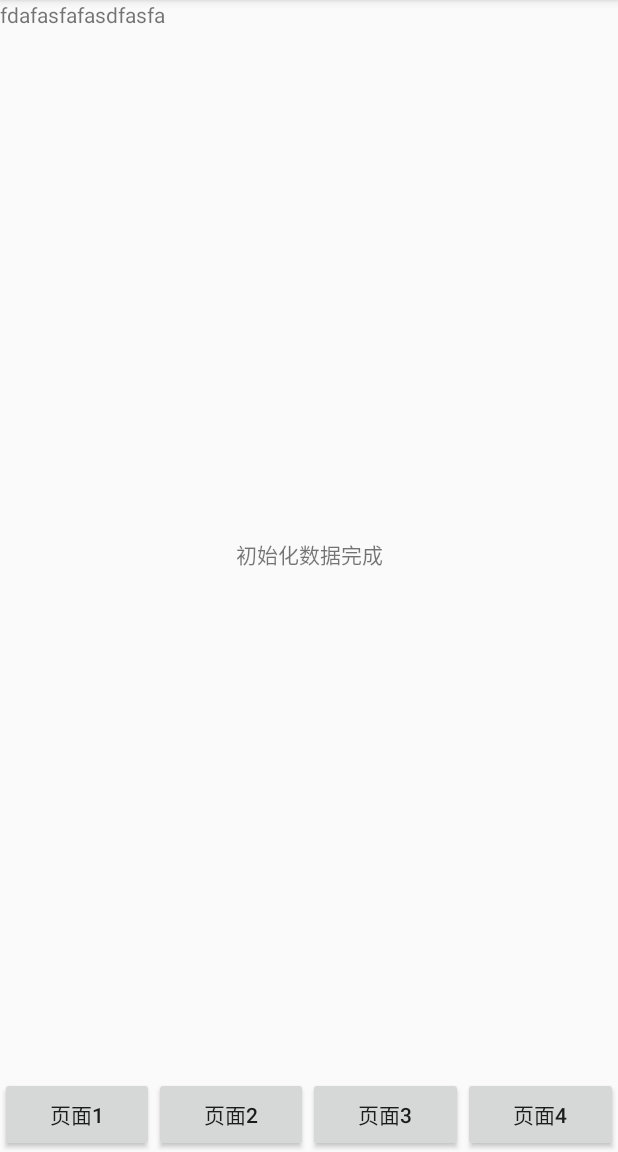
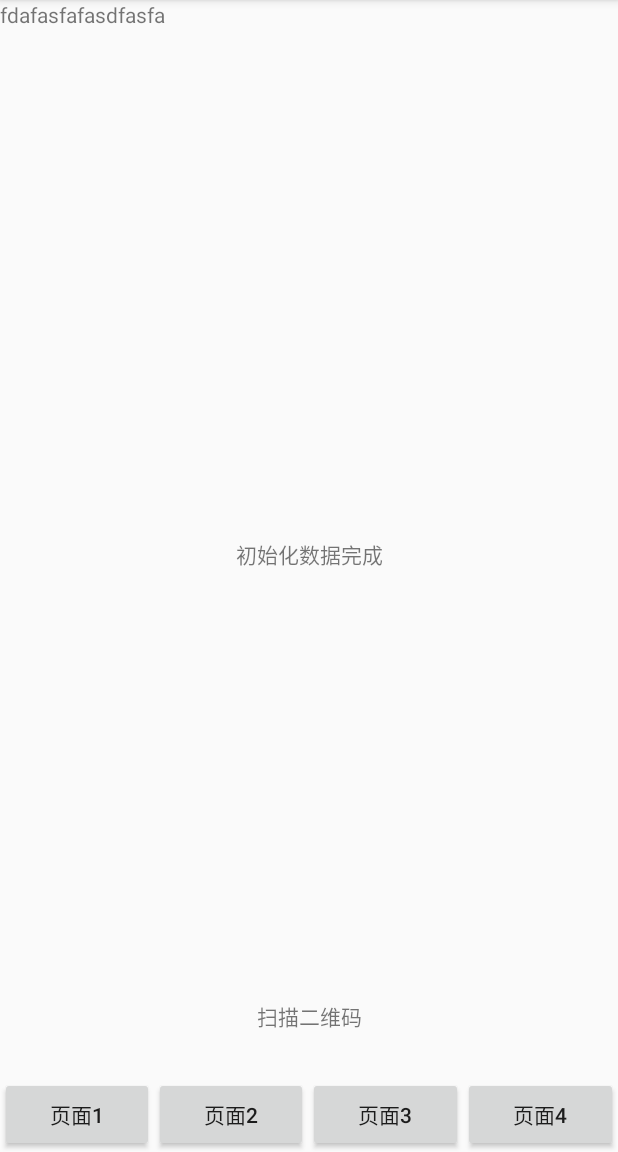
Before and after one commit to whmain/BaseProjects, an Android app: the screen it shows after launch (Main2Activity), on a phone screen of 412 x 824 dp, the part 84-1236 px from its top. Run offline under Robolectric (Android 15) with nearby library versions, the phone set to English and light mode, and no system bars; libraries missing offline, so code that uses them is left out: com.uuzuche.lib_zxing; 1 statement that could not run was skipped.

Commit message:
提交代码

```diff
--- a/app/src/main/AndroidManifest.xml
+++ b/app/src/main/AndroidManifest.xml
@@ -3,7 +3,7 @@
         package="com.wh.baseproject">
 
     <uses-permission android:name="android.permission.INTERNET" />
-
+    <uses-permission android:name="android.permission.CAMERA"/>
     <application
             android:name=".MyApp"
             android:allowBackup="true"
--- a/app/src/main/java/com/wh/baseproject/LoginActivity.kt
+++ b/app/src/main/java/com/wh/baseproject/LoginActivity.kt
@@ -2,11 +2,14 @@ package com.wh.baseproject
 
 import android.os.Bundle
 import androidx.appcompat.app.AppCompatActivity
+import androidx.databinding.DataBindingUtil
+import com.wh.baseproject.databinding.ActivityLoginBinding
 
 class LoginActivity : AppCompatActivity() {
 
     override fun onCreate(savedInstanceState: Bundle?) {
         super.onCreate(savedInstanceState)
-        setContentView(R.layout.activity_login)
+//        setContentView(R.layout.activity_login)
+        DataBindingUtil.setContentView<ActivityLoginBinding>(this,R.layout.activity_login);
     }
 }
--- a/app/src/main/java/com/wh/baseproject/Main2Activity.kt
+++ b/app/src/main/java/com/wh/baseproject/Main2Activity.kt
@@ -4,6 +4,7 @@ import android.content.Intent
 import android.util.Log
 import android.view.View
 import com.wh.baseproject.base.BaseAppActivity
+import com.wh.baseproject.test.Test1
 import com.wh.baseproject.vp.VPAdapter
 import kotlinx.android.synthetic.main.activity_main2.*
 
@@ -25,6 +26,7 @@ class Main2Activity : BaseAppActivity() {
         btn2.setOnClickListener(mOnClickListener)
         btn3.setOnClickListener(mOnClickListener)
         btn4.setOnClickListener(mOnClickListener)
+        Test1().printTest2()
     }
 
 
--- a/app/src/main/java/com/wh/baseproject/MainActivity.kt
+++ b/app/src/main/java/com/wh/baseproject/MainActivity.kt
@@ -14,11 +14,11 @@ class MainActivity : BaseVMActivity<MainViewModel>() {
     override fun getLayoutId(): Int = R.layout.activity_main
 
     override fun initData() {
-
         mViewModel?.checkVersion(this@MainActivity, Observer{
             Log.d("dfasfasfdasf","122222222222222\n${it.toString()}")
         })
         Test.activity = this
+
     }
 
 
--- a/app/src/main/java/com/wh/baseproject/MyApp.kt
+++ b/app/src/main/java/com/wh/baseproject/MyApp.kt
@@ -1,5 +1,6 @@
 package com.wh.baseproject
 
+import com.uuzuche.lib_zxing.activity.ZXingLibrary
 import com.wh.library.base.BaseApp
 
 /**
@@ -12,6 +13,8 @@ import com.wh.library.base.BaseApp
         super.onCreate()
 
         AppUtils.init(this)
+
+        ZXingLibrary.initDisplayOpinion(this);
     }
 
 }
--- /dev/null
+++ b/app/src/main/java/com/wh/baseproject/test/Test1.java
@@ -0,0 +1,15 @@
+package com.wh.baseproject.test;
+
+import android.util.Log;
+
+/**
+ * @author PC-WangHao on 2019/11/14 16:30.
+ * E-Mail: wh_main@163.com
+ * Description:
+ */
+public class Test1 {
+    public void printTest2(){
+        Test2 test2 = new Test2();
+        Log.d("fadsfaf", test2.getClass().getName());
+    }
+}
--- a/app/src/main/java/com/wh/baseproject/vp/Test1Fragment.kt
+++ b/app/src/main/java/com/wh/baseproject/vp/Test1Fragment.kt
@@ -1,9 +1,15 @@
 package com.wh.baseproject.vp
 
+import android.content.Intent
 import android.util.Log
-import com.wh.baseproject.R
+import com.uuzuche.lib_zxing.activity.CaptureActivity
+import com.uuzuche.lib_zxing.activity.CodeUtils
 import com.wh.library.base.fragment.BaseLazyFragment
 import kotlinx.android.synthetic.main.activity_main.*
+
+
+
+
 
 /**
  * @author PC-WangHao on 2019/07/22 14:57.
@@ -11,15 +17,19 @@ import kotlinx.android.synthetic.main.activity_main.*
  * Description:
  */
 class Test1Fragment : BaseLazyFragment() {
-
+    var REQUEST_CODE = 100
     var countShow = 0
     var countLeave = 0
     override fun getLayoutId(): Int {
-        return R.layout.activity_main
+        return com.wh.baseproject.R.layout.activity_main
     }
 
     override fun initData() {
         tvss.text = "初始化数据完成"
+        tv_scan.setOnClickListener {
+            val intent = Intent(activity, CaptureActivity::class.java)
+            startActivityForResult(intent, REQUEST_CODE)
+        }
         Log.d("fdasfasfsafs", "第一页：初始化数据完成")
     }
 
@@ -32,4 +42,22 @@ class Test1Fragment : BaseLazyFragment() {
         super.onUserLeave()
         Log.d("fdasfasfsafs", "第一页：隐藏的次数${++countLeave}")
     }
+
+
+     override fun onActivityResult(requestCode: Int, resultCode: Int, data: Intent?) {
+        super.onActivityResult(requestCode, resultCode, data)
+
+        if (requestCode == REQUEST_CODE) {
+            if (null != data) {
+                val bundle = data.extras ?: return
+
+                if (bundle.getInt(CodeUtils.RESULT_TYPE) == CodeUtils.RESULT_SUCCESS) {
+                    val result = bundle.getString(CodeUtils.RESULT_STRING)
+                    Log.d("fdasfasf","解析结果:$result")
+                } else if (bundle.getInt(CodeUtils.RESULT_TYPE) == CodeUtils.RESULT_FAILED) {
+                    Log.d("fdasfasf","解析失败")
+                }
+            }
+        }
+    }
 }
--- /dev/null
+++ b/app/src/main/res/color/color_rent_refresh_tab.xml
@@ -0,0 +1,5 @@
+<?xml version="1.0" encoding="utf-8"?>
+<selector xmlns:android="http://schemas.android.com/apk/res/android">
+    <item android:color="#FF7500" android:state_selected="true" />
+    <item android:color="#212121"/>
+</selector>
--- a/app/src/main/res/layout/activity_login.xml
+++ b/app/src/main/res/layout/activity_login.xml
@@ -1,5 +1,8 @@
 <?xml version="1.0" encoding="utf-8"?>
-<androidx.constraintlayout.widget.ConstraintLayout xmlns:android="http://schemas.android.com/apk/res/android"
+<layout xmlns:android="http://schemas.android.com/apk/res/android">
+
+
+<androidx.constraintlayout.widget.ConstraintLayout
         xmlns:app="http://schemas.android.com/apk/res-auto"
         xmlns:tools="http://schemas.android.com/tools"
         android:layout_width="match_parent"
@@ -7,3 +10,4 @@
         tools:context=".LoginActivity">
 
 </androidx.constraintlayout.widget.ConstraintLayout>
+</layout>
--- a/app/src/main/res/layout/activity_main.xml
+++ b/app/src/main/res/layout/activity_main.xml
@@ -1,8 +1,7 @@
 <?xml version="1.0" encoding="utf-8"?>
-<androidx.constraintlayout.widget.ConstraintLayout
-        xmlns:android="http://schemas.android.com/apk/res/android"
+<androidx.constraintlayout.widget.ConstraintLayout xmlns:android="http://schemas.android.com/apk/res/android"
+        xmlns:app="http://schemas.android.com/apk/res-auto"
         xmlns:tools="http://schemas.android.com/tools"
-        xmlns:app="http://schemas.android.com/apk/res-auto"
         android:layout_width="match_parent"
         android:layout_height="match_parent"
         tools:context=".MainActivity">
@@ -15,6 +14,23 @@
             app:layout_constraintBottom_toBottomOf="parent"
             app:layout_constraintLeft_toLeftOf="parent"
             app:layout_constraintRight_toRightOf="parent"
-            app:layout_constraintTop_toTopOf="parent"/>
+            app:layout_constraintTop_toTopOf="parent" />
 
+
+    <TextView
+            android:id="@+id/tv_scan"
+            android:layout_width="wrap_content"
+            android:layout_height="wrap_content"
+            android:layout_marginBottom="30dp"
+            app:layout_constraintBottom_toBottomOf="parent"
+            app:layout_constraintEnd_toEndOf="parent"
+            app:layout_constraintStart_toStartOf="parent"
+            android:text="扫描二维码"/>
+
+    <com.wh.baseproject.vp.RefreshBuyTab
+            android:layout_width="0dp"
+            android:layout_height="45dp"
+            app:layout_constraintStart_toStartOf="parent"
+            app:layout_constraintTop_toTopOf="parent"
+            app:layout_constraintEnd_toEndOf="parent"/>
 </androidx.constraintlayout.widget.ConstraintLayout>
--- a/app/src/main/res/values/colors.xml
+++ b/app/src/main/res/values/colors.xml
@@ -3,4 +3,5 @@
     <color name="colorPrimary">#008577</color>
     <color name="colorPrimaryDark">#00574B</color>
     <color name="colorAccent">#D81B60</color>
+    <color name="text_yellow_color">#eca05f</color>
 </resources>
```
Also changed, not shown: app/build.gradle (+14 -1 lines), app/src/main/java/com/wh/baseproject/TestActivity.java (added, +21 -0 lines), app/src/main/java/com/wh/baseproject/test/Test2.java (added, +9 -0 lines), app/src/main/java/com/wh/baseproject/vp/RefreshBuyTab.java (added, +105 -0 lines), app/src/main/res/drawable/bg_rent_refresh_tab.xml (added, +7 -0 lines), app/src/main/res/layout/item_refresh_buy.xml (added, +39 -0 lines), app/src/main/res/layout/layout_refresh_buy_tab.xml (added, +7 -0 lines), app/src/main/res/drawable/yishe.png (added).
